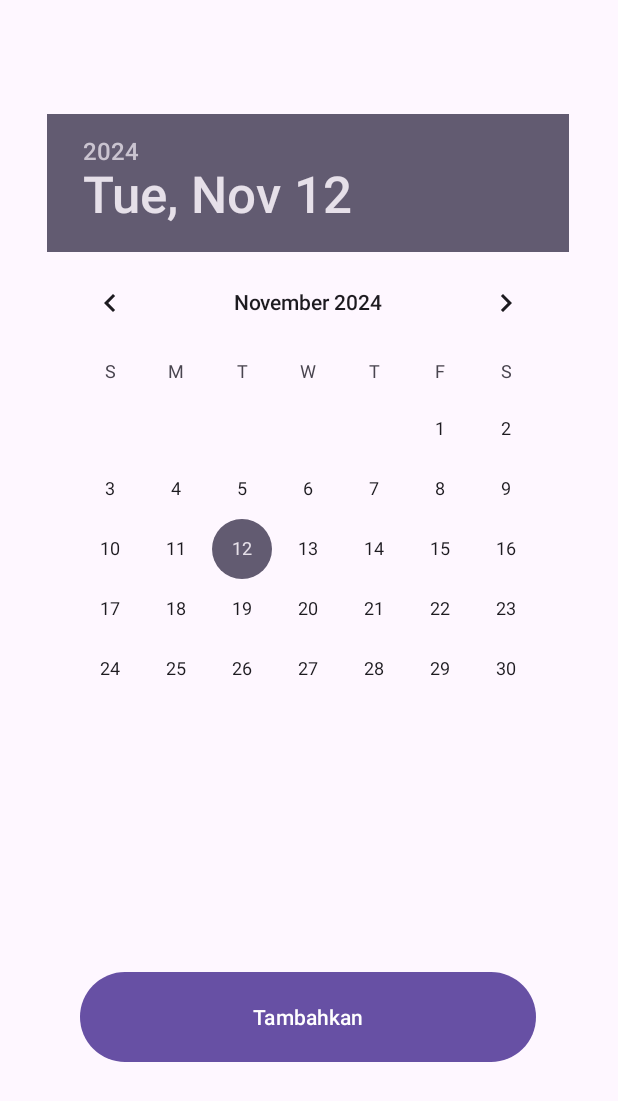
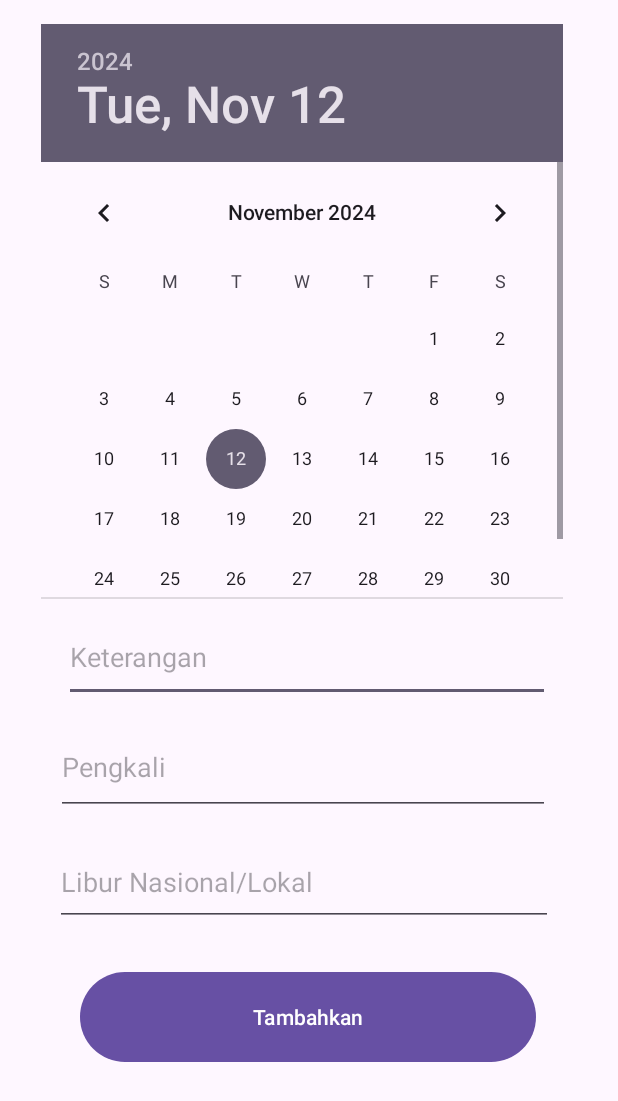
Before and after one commit to Kennetyjr/Proyek_KP, an Android app: the TanggalMerahInputActivity screen opened directly, with no data from a screen before it, on a phone screen of 412 x 824 dp. Shown: the top 1101 px of the screen. Run offline under Robolectric (Android 15) with nearby library versions, the phone set to English and light mode, and no system bars; our stand-ins replace Firebase (no records; nobody signed in at launch, a user with empty details on screens opened directly), data binding.

Commit message:
pengecekan tanggal merah selesai, register produk

```diff
--- a/ProyekKP/app/src/main/AndroidManifest.xml
+++ b/ProyekKP/app/src/main/AndroidManifest.xml
@@ -12,6 +12,9 @@
         android:supportsRtl="true"
         android:theme="@style/Theme.ProyekKP"
         tools:targetApi="31">
+        <activity
+            android:name=".Activity_RegisterProduk"
+            android:exported="false" />
         <activity
             android:name=".Activity_HomeAdmin"
             android:exported="false" />
--- a/ProyekKP/app/src/main/res/layout/activity_tanggal_merah_input.xml
+++ b/ProyekKP/app/src/main/res/layout/activity_tanggal_merah_input.xml
@@ -26,27 +26,29 @@
             android:id="@+id/txt_keterangan"
             android:layout_width="324dp"
             android:layout_height="60dp"
-            android:layout_marginTop="40dp"
+            android:layout_marginTop="408dp"
             android:ems="10"
-            android:enabled="false"
+            android:enabled="true"
             android:hint="Keterangan"
             android:inputType="text"
-            android:visibility="invisible"
+            android:visibility="visible"
             app:layout_constraintEnd_toEndOf="@+id/txt_tanggalmerah"
+            app:layout_constraintHorizontal_bias="0.0"
             app:layout_constraintStart_toStartOf="@+id/txt_tanggalmerah"
-            app:layout_constraintTop_toBottomOf="@+id/txt_tanggalmerah" />
+            app:layout_constraintTop_toTopOf="parent" />
 
         <EditText
             android:id="@+id/txt_pengkali"
             android:layout_width="329dp"
             android:layout_height="63dp"
-            android:layout_marginTop="36dp"
+            android:layout_marginTop="12dp"
             android:ems="10"
-            android:enabled="false"
+            android:enabled="true"
             android:hint="Pengkali"
             android:inputType="text"
-            android:visibility="invisible"
+            android:visibility="visible"
             app:layout_constraintEnd_toEndOf="@+id/txt_keterangan"
+            app:layout_constraintHorizontal_bias="1.0"
             app:layout_constraintStart_toStartOf="@+id/txt_keterangan"
             app:layout_constraintTop_toBottomOf="@+id/txt_keterangan" />
 
@@ -54,25 +56,24 @@
             android:id="@+id/txt_jenis"
             android:layout_width="332dp"
             android:layout_height="58dp"
-            android:layout_marginTop="44dp"
+            android:layout_marginTop="16dp"
             android:ems="10"
-            android:enabled="false"
+            android:enabled="true"
             android:hint="Libur Nasional/Lokal"
             android:inputType="text"
-            android:visibility="invisible"
+            android:visibility="visible"
             app:layout_constraintEnd_toEndOf="@+id/txt_pengkali"
-            app:layout_constraintHorizontal_bias="1.0"
+            app:layout_constraintHorizontal_bias="0.333"
             app:layout_constraintStart_toStartOf="@+id/txt_pengkali"
             app:layout_constraintTop_toBottomOf="@+id/txt_pengkali" />
 
         <DatePicker
             android:id="@+id/datePickertanggalmerah"
-            android:layout_width="wrap_content"
-            android:layout_height="wrap_content"
-            android:layout_marginTop="76dp"
+            android:layout_width="357dp"
+            android:layout_height="383dp"
+            android:layout_marginTop="16dp"
             android:datePickerMode="calendar"
             app:layout_constraintEnd_toEndOf="parent"
-            app:layout_constraintHorizontal_bias="0.491"
             app:layout_constraintStart_toStartOf="parent"
             app:layout_constraintTop_toTopOf="parent" />
 
```
Also changed, not shown: ProyekKP/app/src/main/java/com/example/proyekkp/Activity_Login.kt (+26 -9 lines), ProyekKP/app/src/main/java/com/example/proyekkp/Activity_RegisterProduk.kt (added, +100 -0 lines), ProyekKP/app/src/main/java/com/example/proyekkp/ClsProduk.kt (added, +13 -0 lines), ProyekKP/app/src/main/res/layout/activity_login.xml (+23 -3 lines), ProyekKP/app/src/main/res/layout/activity_register_pegawai.xml (+2 -30 lines), ProyekKP/app/src/main/res/layout/activity_register_produk.xml (added, +63 -0 lines).
